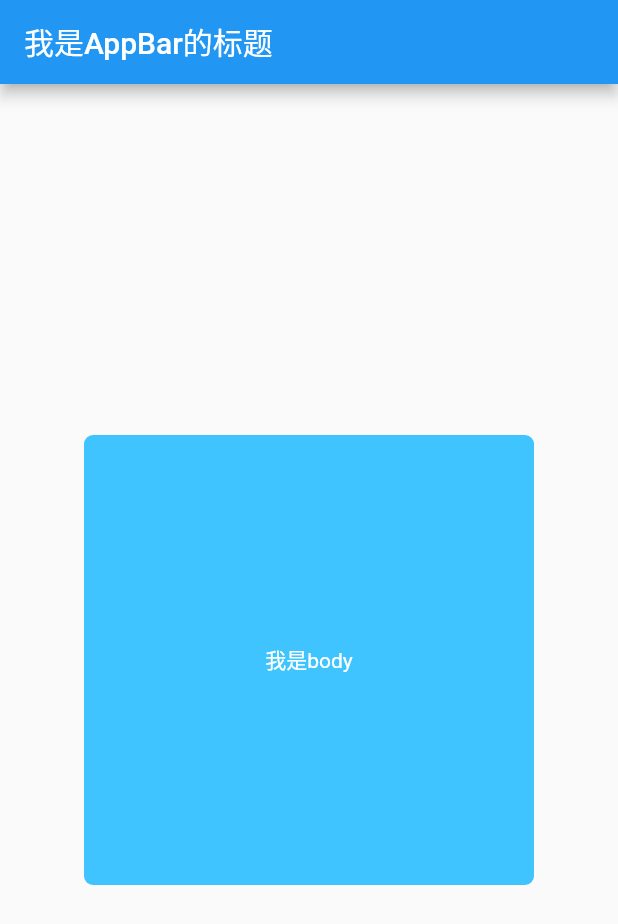
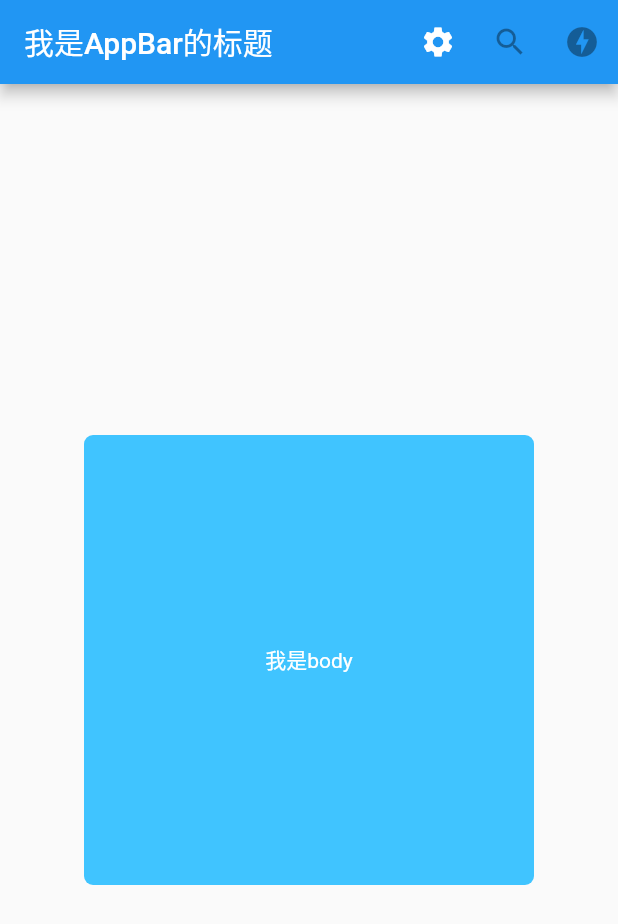
Before and after one commit to fazhongxu/hello, a Flutter app: the screen it shows after launch, on a phone screen of 412 x 824 dp. Shown: the top 924 px of the screen. Run offline on Flutter 3.47's test engine with Material 2 defaults, Android fonts, the phone set to English and light mode, and no system bars; statements that could not run were skipped.

Commit message:
demo练习

```diff
--- a/flutter_module/lib/main.dart
+++ b/flutter_module/lib/main.dart
@@ -26,7 +26,20 @@ class MyApp extends StatelessWidget {
     return new MaterialApp(
       home: new Scaffold(
           appBar: new AppBar(
-            title: new Text("我是AppBar的标题"),
+            title: new Expanded(
+              child: new Text("我是AppBar的标题"),
+              flex: 1,
+            ),
+            actions: [
+              new IconButton(
+                  icon: new Icon(
+                    Icons.settings,
+                    color: Colors.white,
+                  ),
+                  onPressed: setting),
+              new IconButton(icon: new Icon(Icons.search), onPressed: null),
+              new IconButton(icon: new Icon(Icons.offline_bolt), onPressed: null)
+            ],
           ),
           body: new Center(
             child: new Container(
@@ -71,6 +84,10 @@ class MyApp extends StatelessWidget {
       home: MyHomePage(title: 'Flutter Demo Home Page'),
     );*/
   }
+}
+
+void setting() {
+  print("setting");
 }
 
 class MyHomePage extends StatefulWidget {
```
